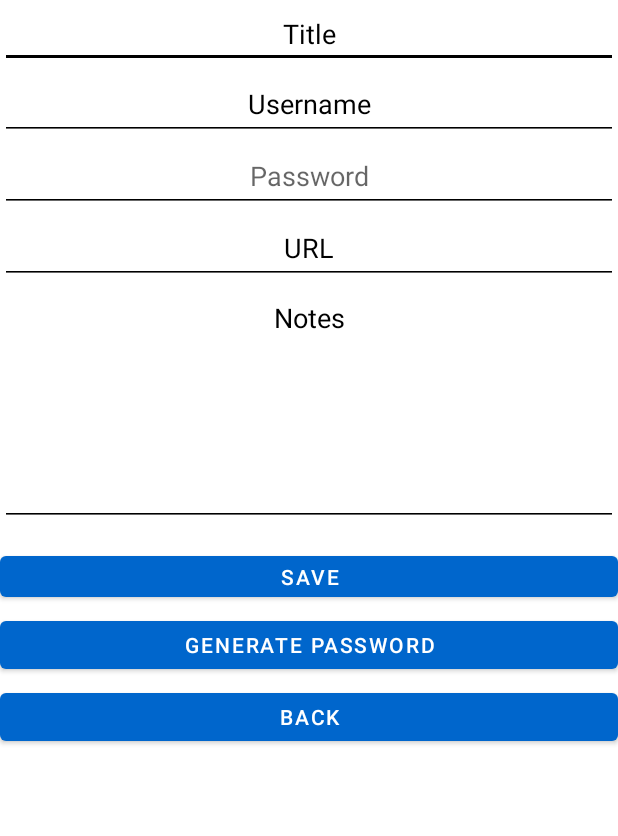
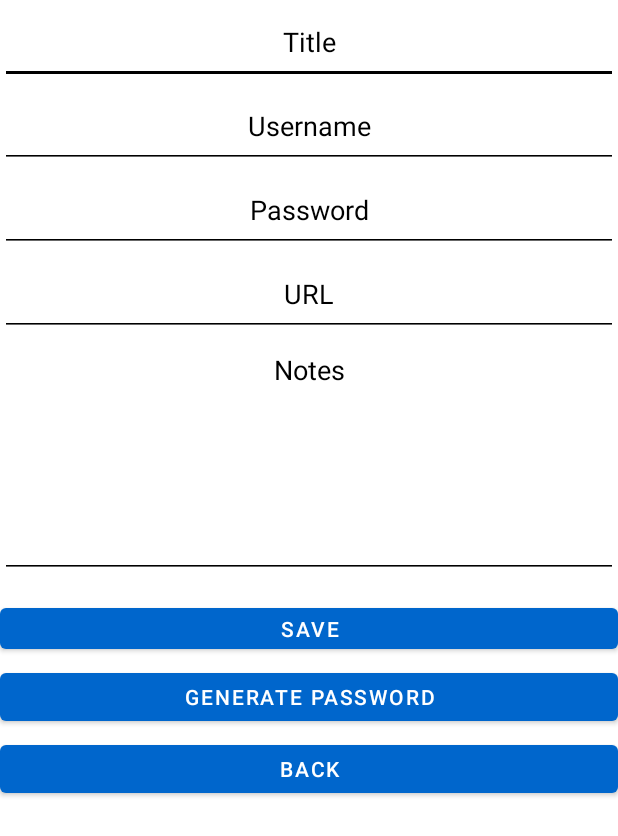
Before and after one commit to RafKal/Passager, an Android app: the layout fragment_add_entry.xml on its own in the app's theme, with its tools: preview values and no code run, on a phone screen of 412 x 824 dp. Shown: the top 836 px of the screen. Run offline under Robolectric (Android 15) with nearby library versions, the phone set to English and light mode, and no system bars.

Commit message:
ending WIP

```diff
--- a/app/src/main/java/com/example/passager/MainActivity.java
+++ b/app/src/main/java/com/example/passager/MainActivity.java
@@ -13,6 +13,7 @@ import android.os.Bundle;
 import android.os.Environment;
 import android.os.Handler;
 import android.provider.Settings;
+import android.text.InputType;
 import android.text.Layout;
 import android.util.Log;
 import android.view.Menu;
@@ -477,7 +478,9 @@ public class MainActivity extends AppCompatActivity   {
 //https://stackoverflow.com/questions/10903754/input-text-dialog-android
 private String input_password(){
     final EditText txtUrl = new EditText(this);
+
     txtUrl.setHint("Password?");
+    txtUrl.setInputType(InputType.TYPE_CLASS_TEXT | InputType.TYPE_TEXT_VARIATION_PASSWORD);
 
     new AlertDialog.Builder(this)
             .setTitle("Password for chosen Database?")
--- a/app/src/main/java/com/example/passager/ui/list_Fragment.java
+++ b/app/src/main/java/com/example/passager/ui/list_Fragment.java
@@ -3,7 +3,6 @@ package com.example.passager.ui;
 import android.app.AlertDialog;
 import android.content.Context;
 import android.content.DialogInterface;
-import android.content.Intent;
 import android.os.Bundle;
 
 import androidx.appcompat.app.AppCompatActivity;
@@ -33,10 +32,10 @@ import org.linguafranca.pwdb.Group;
 import org.linguafranca.pwdb.kdbx.simple.SimpleEntry;
 import org.linguafranca.pwdb.kdbx.simple.SimpleGroup;
 
-import java.io.Serializable;
+
 import java.util.ArrayList;
 import java.util.List;
-import java.util.UUID;
+
 
 /**
  * A fragment representing a list of Items.
--- a/app/src/main/res/layout/activity_gen_password.xml
+++ b/app/src/main/res/layout/activity_gen_password.xml
@@ -25,10 +25,10 @@
         android:id="@+id/pw_length_hint"
         android:layout_width="wrap_content"
         android:layout_height="wrap_content"
-        android:layout_marginStart="20dp"
+        android:layout_marginStart="15dp"
         android:layout_marginTop="80dp"
         android:layout_marginEnd="38dp"
-        android:text="Lenght (4-32)"
+        android:text="Length (4-32)"
         android:textColor="@color/material_on_background_emphasis_high_type"
         android:textSize="20sp"
         app:layout_constraintEnd_toStartOf="@+id/pw_length"
--- a/app/src/main/res/layout/fragment_add_entry.xml
+++ b/app/src/main/res/layout/fragment_add_entry.xml
@@ -15,7 +15,7 @@
     <EditText
         android:id="@+id/entry_Title"
         android:layout_width="match_parent"
-        android:layout_height="wrap_content"
+        android:layout_height="56dp"
         android:layout_gravity="center|center_vertical"
         android:backgroundTint="#000000"
         android:ems="10"
@@ -27,7 +27,7 @@
     <EditText
         android:id="@+id/entry_username"
         android:layout_width="match_parent"
-        android:layout_height="48dp"
+        android:layout_height="56dp"
         android:backgroundTint="#000000"
         android:ems="10"
         android:inputType="text"
@@ -38,18 +38,19 @@
     <EditText
         android:id="@+id/entry_Password"
         android:layout_width="match_parent"
-        android:layout_height="48dp"
+        android:layout_height="56dp"
         android:backgroundTint="#000000"
         android:ems="10"
         android:gravity="center"
         android:hint="Password"
         android:inputType="textPassword"
-        android:textColor="@android:color/black" />
+        android:textColor="@android:color/black"
+        android:textColorHint="#000000" />
 
     <EditText
         android:id="@+id/entry_URL"
         android:layout_width="match_parent"
-        android:layout_height="48dp"
+        android:layout_height="56dp"
         android:backgroundTint="#000000"
         android:ems="10"
         android:gravity="center"
--- a/app/src/main/res/navigation/mobile_navigation.xml
+++ b/app/src/main/res/navigation/mobile_navigation.xml
@@ -9,6 +9,6 @@
         android:id="@+id/nav_home"
         android:name="com.example.passager.ui.list_Fragment"
         tools:layout="@layout/list_fragment"
-        android:label="Home"/>
+        android:label="Passager"/>
 
 </navigation>
--- a/app/src/main/res/values/strings.xml
+++ b/app/src/main/res/values/strings.xml
@@ -7,10 +7,8 @@
     <string name="nav_header_desc">Navigation header</string>
     <string name="action_settings">Settings</string>
 
-    <string name="menu_home">Home</string>
-    <string name="menu_Services">Services</string>
-    <string name="menu_Games">Games</string>
-    <string name="menu_add">add</string>
+    <string name="menu_home">Passager</string>
+
 
 
     <string-array name="default_groups">
```
